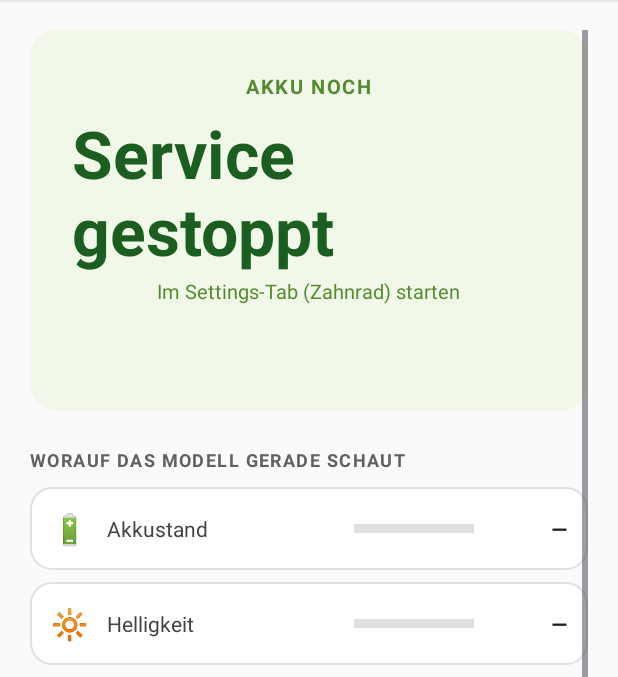
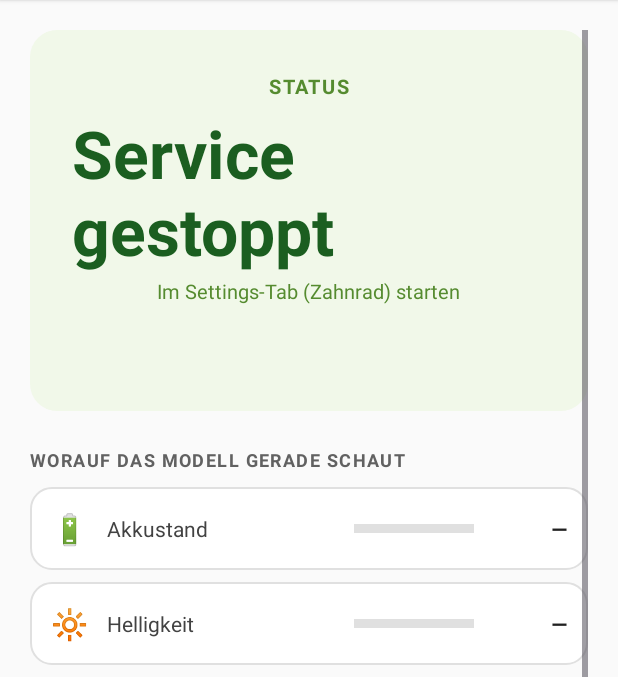
Before and after one commit to Keno-fsdf/HandyUsageRepo, an Android app: the LiveFragment screen opened directly, with no data from a screen before it, on a phone screen of 412 x 824 dp, the part 102-779 px from its top. Run offline under Robolectric (Android 15) with nearby library versions, the phone set to English and light mode, and no system bars.

Commit message:
Fix Live-Tab label collision with charging/full states + add Umlauts
Two small but visible issues on the Live-Tab:

- Label said "AKKU NOCH" even while charging, so the user saw
  "AKKU NOCH Laedt" -- semantically wrong. The label now switches
  to "STATUS" whenever the main text is a state ("Laedt", "Voll",
  "Service gestoppt") instead of a duration.
- Restored proper German Umlaut "Lädt" / "Lädt - Akku X%" in
  both the Live-Tab and the notification.

Co-Authored-By: Claude <noreply@anthropic.com>

```diff
--- a/android/app/src/main/java/com/batterypredictor/datacollector/LiveFragment.kt
+++ b/android/app/src/main/java/com/batterypredictor/datacollector/LiveFragment.kt
@@ -24,6 +24,7 @@ import androidx.fragment.app.Fragment
  */
 class LiveFragment : Fragment() {
 
+    private lateinit var predictionLabel: TextView
     private lateinit var predictionText: TextView
     private lateinit var predictionDetail: TextView
     private lateinit var confidenceBadge: ConfidenceBadge
@@ -80,6 +81,7 @@ class LiveFragment : Fragment() {
         inflater: LayoutInflater, container: ViewGroup?, savedInstanceState: Bundle?
     ): View {
         val root = inflater.inflate(R.layout.fragment_live, container, false)
+        predictionLabel = root.findViewById(R.id.livePredictionLabel)
         predictionText = root.findViewById(R.id.livePredictionText)
         predictionDetail = root.findViewById(R.id.livePredictionDetail)
         confidenceBadge = root.findViewById(R.id.liveConfidenceBadge)
@@ -135,6 +137,7 @@ class LiveFragment : Fragment() {
         val enabled = ctx.getSharedPreferences("battery_collector", AppCompatActivity.MODE_PRIVATE)
             .getBoolean("service_enabled", false)
         if (enabled) {
+            predictionLabel.text = getString(R.string.live_prediction_label)
             predictionText.text = getString(R.string.live_initial_main)
             predictionDetail.text = getString(R.string.live_initial_sub)
             confidenceBadge.visibility = View.INVISIBLE
@@ -146,6 +149,7 @@ class LiveFragment : Fragment() {
                 androidx.core.content.ContextCompat.startForegroundService(ctx, refresh)
             } catch (_: Exception) { /* best-effort */ }
         } else {
+            predictionLabel.text = getString(R.string.live_status_label)
             predictionText.text = getString(R.string.live_service_stopped_main)
             predictionDetail.text = getString(R.string.live_service_stopped_sub)
             confidenceBadge.visibility = View.INVISIBLE
@@ -164,9 +168,12 @@ class LiveFragment : Fragment() {
         val isCharging = intent.getFloatExtra("charging", 0f) >= 0.5f
         val isFull = batteryLevel >= 99f
 
-        // Hauptvorhersage -- mit Sonderfaellen "laedt" und "voll"
+        // Hauptvorhersage -- mit Sonderfaellen "laedt" und "voll".
+        // Label oben wird dynamisch angepasst, damit "AKKU NOCH Laedt" nicht
+        // entsteht.
         when {
             isCharging -> {
+                predictionLabel.text = getString(R.string.live_status_label)
                 predictionText.text = getString(R.string.live_charging_main)
                 predictionDetail.text = getString(
                     R.string.live_charging_sub, batteryLevel.toInt()
@@ -174,11 +181,13 @@ class LiveFragment : Fragment() {
                 confidenceBadge.visibility = View.INVISIBLE
             }
             isFull -> {
+                predictionLabel.text = getString(R.string.live_status_label)
                 predictionText.text = getString(R.string.live_full_main)
                 predictionDetail.text = getString(R.string.live_full_sub)
                 confidenceBadge.visibility = View.INVISIBLE
             }
             prediction >= 0f -> {
+                predictionLabel.text = getString(R.string.live_prediction_label)
                 predictionText.text = formatHoursShort(prediction)
                 predictionDetail.text = "Akkustand ${batteryLevel.toInt()}%"
                 val level = ConfidenceLevel.fromBufferAndBattery(bufferSize, batteryLevel)
@@ -186,6 +195,7 @@ class LiveFragment : Fragment() {
                 confidenceBadge.visibility = View.VISIBLE
             }
             else -> {
+                predictionLabel.text = getString(R.string.live_prediction_label)
                 predictionText.text = getString(R.string.live_buffer_label) + "… ${bufferSize}/10"
                 val remaining = (10 - bufferSize).coerceAtLeast(0)
                 predictionDetail.text = "Noch $remaining Messungen à 30 Sekunden"
--- a/android/app/src/main/res/layout/fragment_live.xml
+++ b/android/app/src/main/res/layout/fragment_live.xml
@@ -20,6 +20,7 @@
             android:padding="28dp">
 
             <TextView
+                android:id="@+id/livePredictionLabel"
                 android:layout_width="wrap_content"
                 android:layout_height="wrap_content"
                 android:text="@string/live_prediction_label"
--- a/android/app/src/main/res/values/strings.xml
+++ b/android/app/src/main/res/values/strings.xml
@@ -66,16 +66,17 @@
 
     <!-- Live Tab -->
     <string name="live_prediction_label">Akku noch</string>
+    <string name="live_status_label">Status</string>
     <string name="live_confidence_high">hohe Genauigkeit</string>
     <string name="live_confidence_med">mittlere Genauigkeit</string>
     <string name="live_confidence_low">noch unsicher</string>
     <string name="live_sensors_label">Worauf das Modell gerade schaut</string>
     <string name="live_buffer_label">Sammle Daten</string>
-    <string name="live_charging_main">Laedt</string>
-    <string name="live_charging_sub">Akku bei %1$d%% – Vorhersage pausiert</string>
+    <string name="live_charging_main">Lädt</string>
+    <string name="live_charging_sub">Akku bei %1$d%% – Vorhersage pausiert beim Laden</string>
     <string name="live_full_main">Voll</string>
     <string name="live_full_sub">100%% – Vorhersage startet erst beim Entladen</string>
-    <string name="notif_charging">Laedt – Akku %1$d%%</string>
+    <string name="notif_charging">Lädt – Akku %1$d%%</string>
     <string name="notif_full">Akku voll – Vorhersage pausiert</string>
 
     <string name="live_initial_main">Sammle Werte…</string>
```
